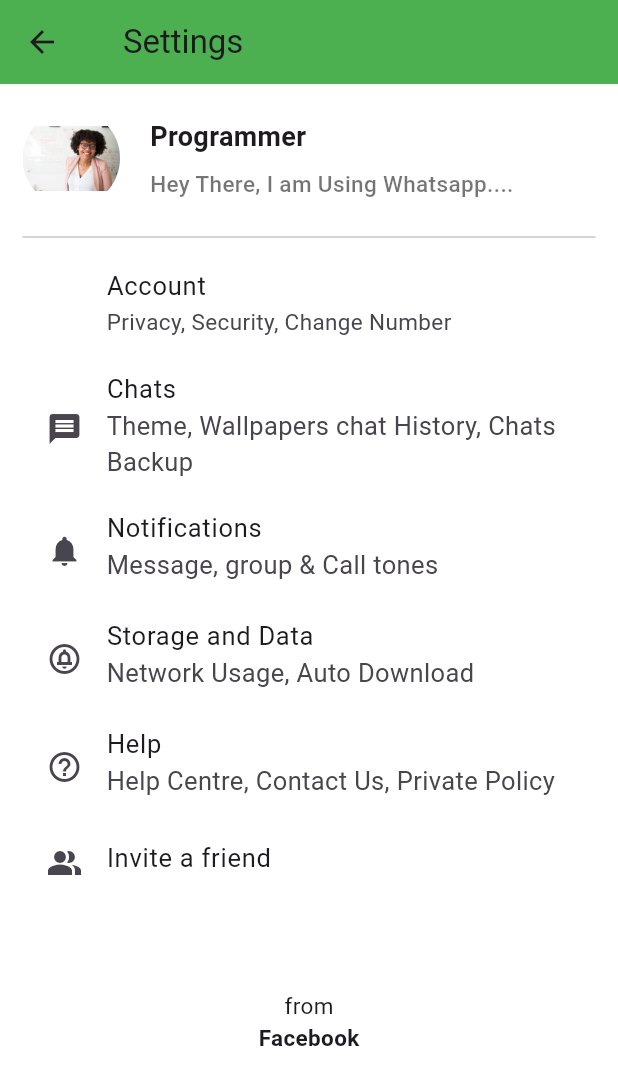
After one commit to Nimmoh/whatsapp_ui, a Flutter app: the SettingsPage screen opened by its route, on a phone screen of 412 x 824 dp. The commit adds this screen. Shown: the top 1085 px of the screen. Run offline on Flutter 3.47's test engine with Material 3 defaults, Android fonts, the phone set to English and light mode, and no system bars; missing offline and left inert: custom_clippers.

Commit message:
page routing

```diff
--- /dev/null
+++ b/lib/pages/settings_page.dart
@@ -0,0 +1,163 @@
+import 'package:flutter/material.dart';
+
+class SettingsPage extends StatelessWidget {
+  @override
+  Widget build(BuildContext context) {
+    return Scaffold(
+      appBar: AppBar(
+        title: Padding(
+          padding: const EdgeInsets.only(left: 10),
+          child: Text(
+            "Settings",
+          ),
+        ),
+      ),
+      body: SingleChildScrollView(
+        child: Padding(
+          padding: EdgeInsets.symmetric(horizontal: 15, vertical: 5),
+          child: Column(
+            children: [
+              Container(
+                margin: EdgeInsets.symmetric(vertical: 12),
+                child: Row(
+                  children: [
+                    ClipRRect(
+                      borderRadius: BorderRadius.circular(40),
+                      child: Image.asset(
+                        "images/profile1.jpg",
+                        height: 65,
+                        width: 65,
+                      ),
+                    ),
+                    Padding(
+                      padding: EdgeInsets.only(left: 20),
+                      child: Column(
+                        crossAxisAlignment: CrossAxisAlignment.start,
+                        children: [
+                          Text(
+                            "Programmer",
+                            style: TextStyle(
+                              fontSize: 18,
+                              fontWeight: FontWeight.bold,
+                            ),
+                          ),
+                          SizedBox(height: 8),
+                          Text(
+                            "Hey There, I am Using Whatsapp....",
+                            style: TextStyle(
+                              fontSize: 15,
+                              fontWeight: FontWeight.w500,
+                              color: Colors.black54,
+                            ),
+                          ),
+                        ],
+                      ),
+                    )
+                  ],
+                ),
+              ),
+              Divider(),
+              ListTile(
+                leading: Padding(
+                  padding: EdgeInsets.only(top: 6),
+                ),
+                title: Text(
+                  "Account",
+                  style: TextStyle(fontSize: 17),
+                ),
+                subtitle: Text(
+                  "Privacy, Security, Change Number",
+                  style: TextStyle(fontSize: 15),
+                ),
+              ),
+              ListTile(
+                leading: Padding(
+                  padding: EdgeInsets.only(top: 6),
+                  child: Icon(Icons.message),
+                ),
+                title: Text(
+                  "Chats",
+                  style: TextStyle(fontSize: 17),
+                ),
+                subtitle: Text(
+                  "Theme, Wallpapers chat History, Chats Backup",
+                  style: TextStyle(fontSize: 17),
+                ),
+              ),
+              ListTile(
+                leading: Padding(
+                  padding: EdgeInsets.only(top: 6),
+                  child: Icon(Icons.notifications),
+                ),
+                title: Text(
+                  "Notifications",
+                  style: TextStyle(fontSize: 17),
+                ),
+                subtitle: Text(
+                  "Message, group & Call tones",
+                  style: TextStyle(fontSize: 17),
+                ),
+              ),
+              ListTile(
+                leading: Padding(
+                  padding: EdgeInsets.only(top: 6),
+                  child: Icon(Icons.circle_notifications_outlined),
+                ),
+                title: Text(
+                  "Storage and Data",
+                  style: TextStyle(fontSize: 17),
+                ),
+                subtitle: Text(
+                  "Network Usage, Auto Download",
+                  style: TextStyle(fontSize: 17),
+                ),
+              ),
+              ListTile(
+                leading: Padding(
+                  padding: EdgeInsets.only(top: 6),
+                  child: Icon(Icons.help_outline_outlined),
+                ),
+                title: Text(
+                  "Help",
+                  style: TextStyle(fontSize: 17),
+                ),
+                subtitle: Text(
+                  "Help Centre, Contact Us, Private Policy",
+                  style: TextStyle(fontSize: 17),
+                ),
+              ),
+              ListTile(
+                leading: Padding(
+                  padding: EdgeInsets.only(top: 6),
+                  child: Icon(Icons.people_alt),
+                ),
+                title: Text(
+                  "Invite a friend",
+                  style: TextStyle(fontSize: 17),
+                ),
+              ),
+              Padding(
+                padding: EdgeInsets.symmetric(vertical: 60),
+                child: Column(
+                  children: [
+                    Text(
+                      "from",
+                      style: TextStyle(fontSize: 15),
+                    ),
+                    Text(
+                      "Facebook",
+                      style: TextStyle(
+                        fontSize: 15,
+                        fontWeight: FontWeight.bold,
+                        ),
+                    ),
+                  ],
+                ),
+              )
+            ],
+          ),
+        ),
+      ),
+    );
+  }
+}
--- a/pubspec.yaml
+++ b/pubspec.yaml
@@ -35,6 +35,8 @@ dependencies:
   # The following adds the Cupertino Icons font to your application.
   # Use with the CupertinoIcons class for iOS style icons.
   cupertino_icons: ^1.0.2
+  custom_clippers: ^2.0.0
+  flutter_custom_clippers: ^2.1.0
 
 dev_dependencies:
   flutter_test:
```
Also changed, not shown: lib/main.dart (+15 -3 lines), lib/pages/chat_bottom_bar.dart (added, +62 -0 lines), lib/pages/chat_page.dart (added, +136 -0 lines), lib/pages/chat_sample.dart (added, +43 -0 lines), lib/pages/home_page.dart (+22 -2 lines), lib/widgets/ChatsWidget.dart (+9 -1 lines), images/background.jpg (added), pubspec.lock.
